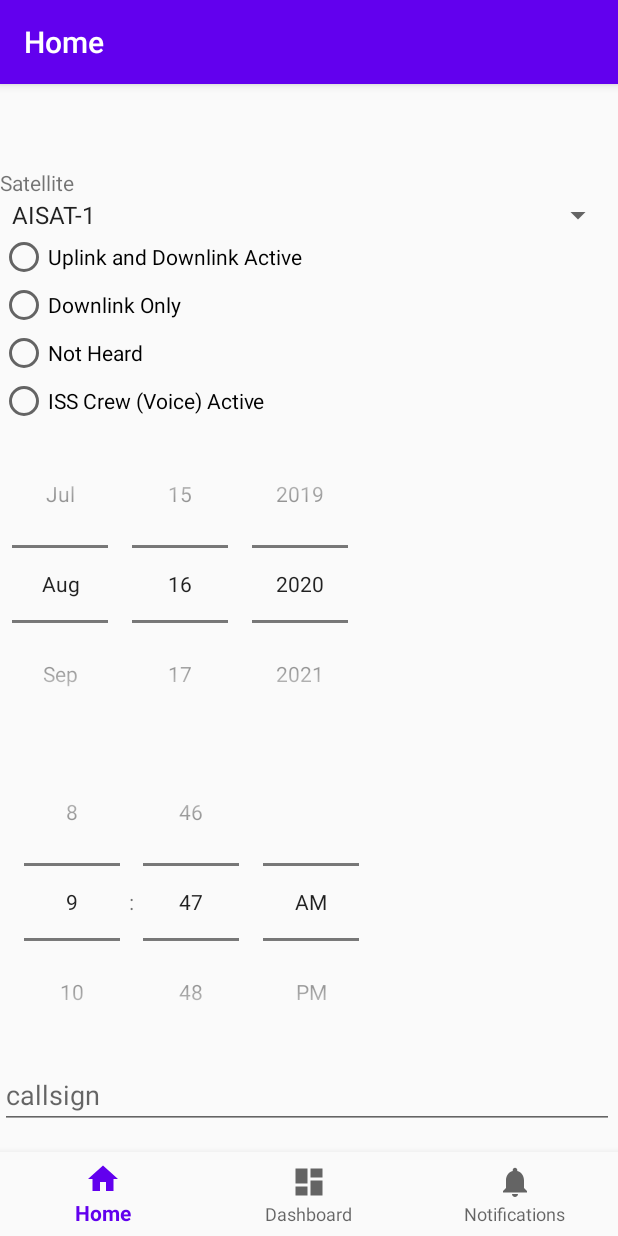
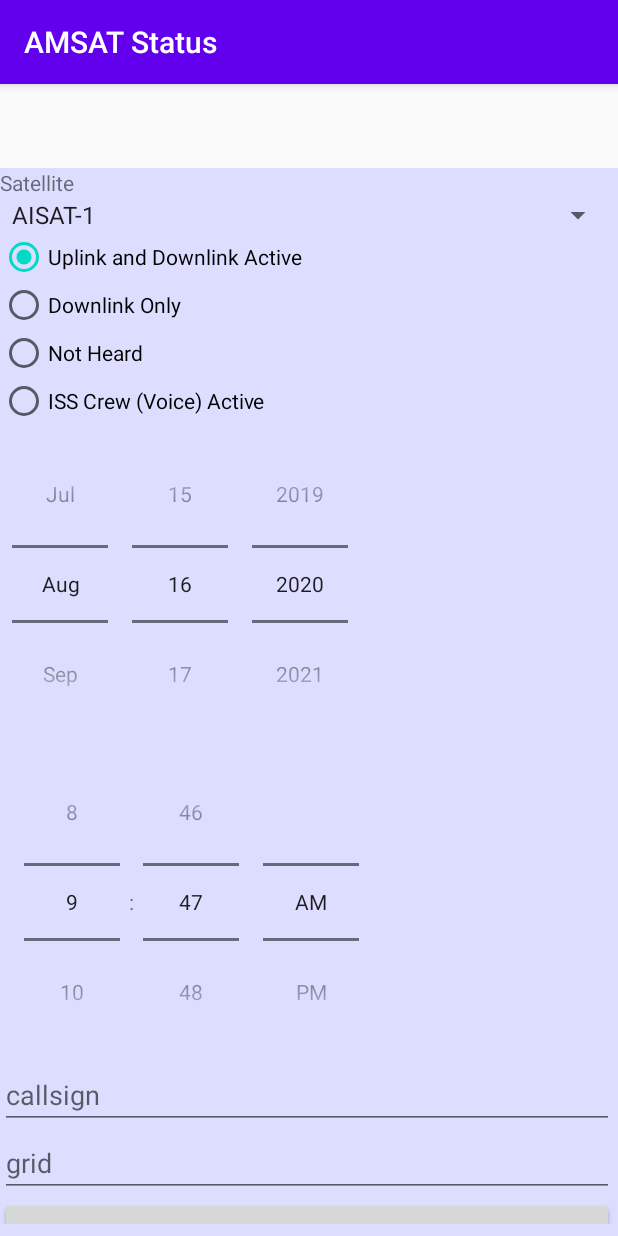
Before and after one commit to penguin359/amsat-status, an Android app: the screen it shows after launch (MainActivity), on a phone screen of 412 x 824 dp. Run offline under Robolectric (Android 15) with nearby library versions, the phone set to English and light mode, and no system bars; our stand-ins replace navigation-ui.

Commit message:
Fixed hidden button at bottom and cleaned up warnings

```diff
--- a/app/src/main/java/org/northwinds/amsatstatus/MainActivity.java
+++ b/app/src/main/java/org/northwinds/amsatstatus/MainActivity.java
@@ -16,6 +16,7 @@
     protected void onCreate(Bundle savedInstanceState) {
         super.onCreate(savedInstanceState);
         setContentView(R.layout.activity_main);
+        /*
         BottomNavigationView navView = findViewById(R.id.nav_view);
         // Passing each menu ID as a set of Ids because each
         // menu should be considered as top level destinations.
@@ -25,6 +26,7 @@
         NavController navController = Navigation.findNavController(this, R.id.nav_host_fragment);
         NavigationUI.setupActionBarWithNavController(this, navController, appBarConfiguration);
         NavigationUI.setupWithNavController(navView, navController);
+         */
     }
 
 }
--- a/app/src/main/res/layout/activity_main.xml
+++ b/app/src/main/res/layout/activity_main.xml
@@ -5,7 +5,7 @@
     android:layout_width="match_parent"
     android:layout_height="match_parent"
     android:paddingTop="?attr/actionBarSize">
-
+<!--
     <com.google.android.material.bottomnavigation.BottomNavigationView
         android:id="@+id/nav_view"
         android:layout_width="0dp"
@@ -18,13 +18,15 @@
         app:layout_constraintRight_toRightOf="parent"
         app:menu="@menu/bottom_nav_menu" />
 
+        app:layout_constraintBottom_toTopOf="@id/nav_view"
+        -->
+
     <fragment
         android:id="@+id/nav_host_fragment"
         android:name="androidx.navigation.fragment.NavHostFragment"
         android:layout_width="match_parent"
         android:layout_height="match_parent"
         app:defaultNavHost="true"
-        app:layout_constraintBottom_toTopOf="@id/nav_view"
         app:layout_constraintLeft_toLeftOf="parent"
         app:layout_constraintRight_toRightOf="parent"
         app:layout_constraintTop_toTopOf="parent"
--- a/app/src/main/res/layout/fragment_home.xml
+++ b/app/src/main/res/layout/fragment_home.xml
@@ -3,6 +3,7 @@
     xmlns:app="http://schemas.android.com/apk/res-auto"
     xmlns:tools="http://schemas.android.com/tools"
     android:layout_width="match_parent"
+    android:background="@color/blue"
     android:layout_height="match_parent"
     tools:context=".ui.home.HomeFragment">
 
@@ -11,7 +12,6 @@
         android:layout_width="match_parent"
         android:layout_height="wrap_content"
         android:layout_marginStart="8dp"
-        android:layout_marginTop="8dp"
         android:layout_marginEnd="8dp"
         android:textAlignment="center"
         android:textSize="20sp"
@@ -22,6 +22,7 @@
 
     <ScrollView
         android:layout_width="match_parent"
+        android:layout_marginBottom="8dp"
         android:layout_height="match_parent">
 
         <LinearLayout
@@ -32,7 +33,7 @@
             <TextView
                 android:layout_width="wrap_content"
                 android:layout_height="wrap_content"
-                android:text="Satellite" />
+                android:text="@string/satellite" />
 
             <Spinner
                 android:id="@+id/satHeard"
@@ -52,25 +53,26 @@
                     android:id="@+id/uplinkAndDownlinkActiveRadio"
                     android:layout_width="wrap_content"
                     android:layout_height="wrap_content"
-                    android:text="Uplink and Downlink Active" />
+                    android:checked="true"
+                    android:text="@string/uplink_and_downlink_active" />
 
                 <RadioButton
                     android:id="@+id/telemetryOnlyRadio"
                     android:layout_width="match_parent"
                     android:layout_height="wrap_content"
-                    android:text="Downlink Only" />
+                    android:text="@string/downlink_only" />
 
                 <RadioButton
                     android:id="@+id/notHeardRadio"
                     android:layout_width="match_parent"
                     android:layout_height="wrap_content"
-                    android:text="Not Heard" />
+                    android:text="@string/not_heard" />
 
                 <RadioButton
                     android:id="@+id/crewActiveRadio"
                     android:layout_width="match_parent"
                     android:layout_height="wrap_content"
-                    android:text="ISS Crew (Voice) Active" />
+                    android:text="@string/iss_crew_voice_active" />
             </RadioGroup>
 
             <DatePicker
@@ -96,19 +98,23 @@
                 android:id="@+id/callsign"
                 android:layout_width="match_parent"
                 android:layout_height="wrap_content"
-                android:hint="callsign" />
+                android:autofillHints="username"
+                android:hint="@string/callsign"
+                android:inputType="textCapCharacters" />
 
             <EditText
                 android:id="@+id/gridsquare"
                 android:layout_width="match_parent"
                 android:layout_height="wrap_content"
-                android:hint="grid" />
+                android:hint="@string/grid"
+                android:importantForAutofill="no"
+                android:inputType="textCapCharacters" />
 
             <Button
                 android:id="@+id/button"
                 android:layout_width="match_parent"
                 android:layout_height="wrap_content"
-                android:text="Submit Report" />
+                android:text="@string/submit_report" />
         </LinearLayout>
     </ScrollView>
 
--- a/app/src/main/res/values/colors.xml
+++ b/app/src/main/res/values/colors.xml
@@ -3,4 +3,5 @@
     <color name="colorPrimary">#6200EE</color>
     <color name="colorPrimaryDark">#3700B3</color>
     <color name="colorAccent">#03DAC5</color>
+    <color name="blue">#DDDDFF</color>
 </resources>
--- a/app/src/main/res/values/strings.xml
+++ b/app/src/main/res/values/strings.xml
@@ -3,6 +3,14 @@
     <string name="title_home">Home</string>
     <string name="title_dashboard">Dashboard</string>
     <string name="title_notifications">Notifications</string>
+    <string name="uplink_and_downlink_active">Uplink and Downlink Active</string>
+    <string name="downlink_only">Downlink Only</string>
+    <string name="not_heard">Not Heard</string>
+    <string name="iss_crew_voice_active">ISS Crew (Voice) Active</string>
+    <string name="callsign">callsign</string>
+    <string name="grid">grid</string>
+    <string name="satellite">Satellite</string>
+    <string name="submit_report">Submit Report</string>
 
     <string-array name="satellite_list">
         <item>AISAT-1</item>
```
